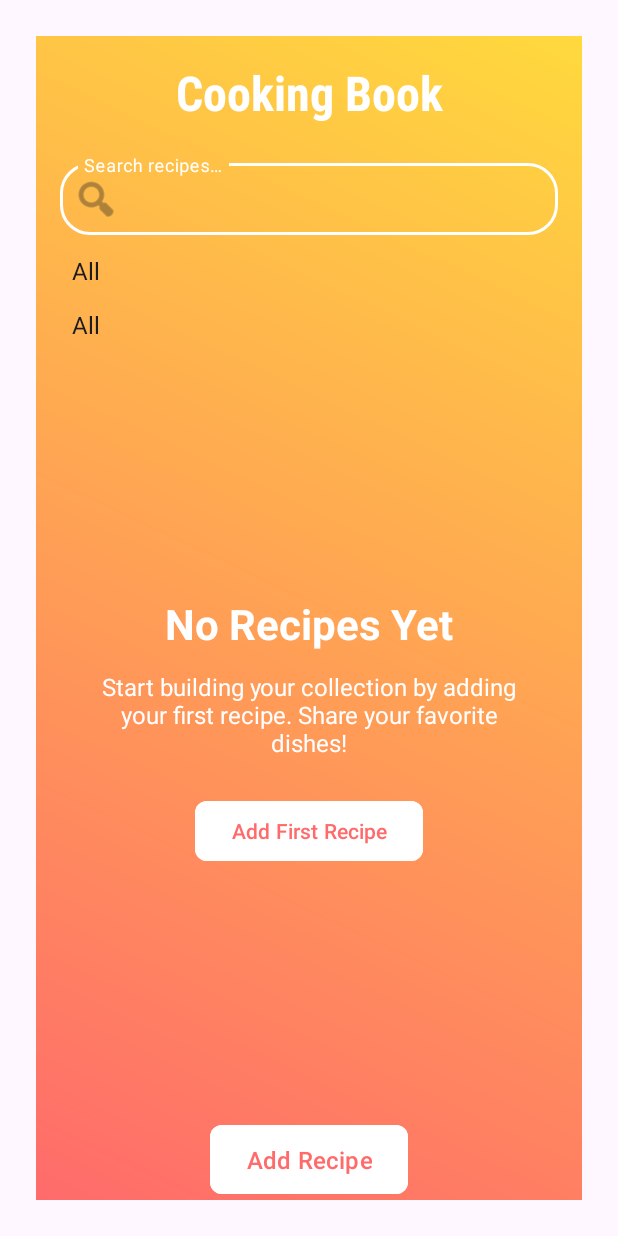
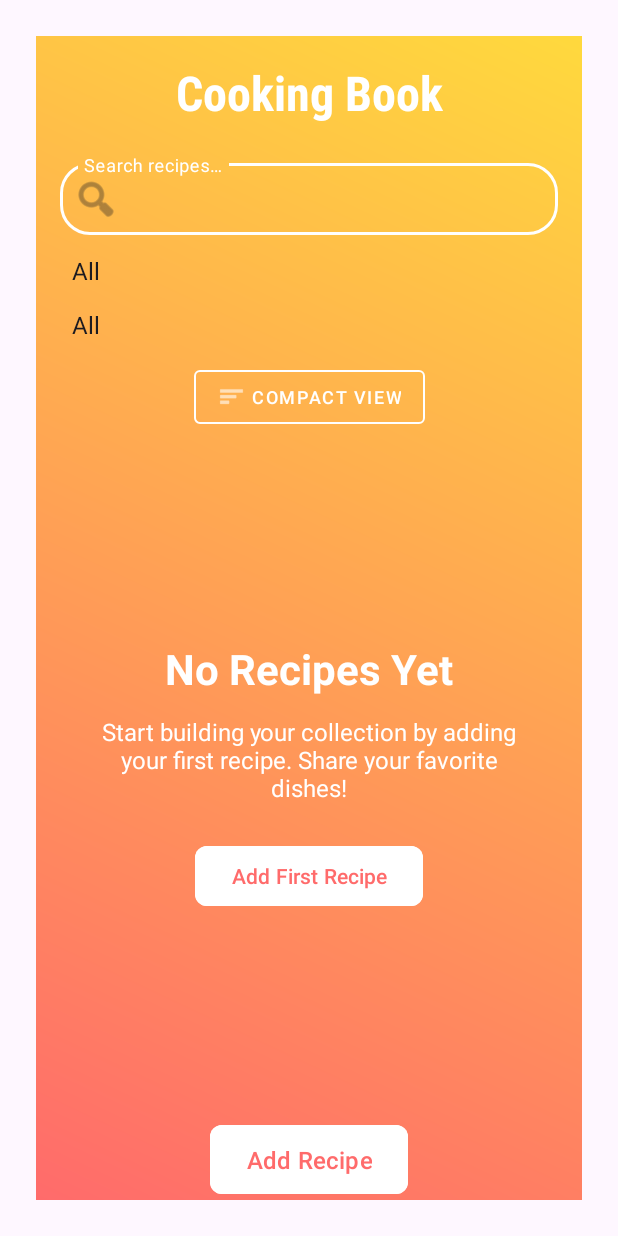
Before and after one commit to Pashinsky38/Cooking-Book, an Android app: the screen it shows after launch (MainActivity), on a phone screen of 412 x 824 dp. Run offline under Robolectric (Android 15) with nearby library versions, the phone set to English and light mode, and no system bars.

Commit message:
Add toggle display mode feature with compact view support in recipe list

```diff
--- a/app/src/main/java/com/example/cookingbook/MainActivity.java
+++ b/app/src/main/java/com/example/cookingbook/MainActivity.java
@@ -1,6 +1,7 @@
 package com.example.cookingbook;
 
 import android.content.Intent;
+import android.content.SharedPreferences;
 import android.os.Bundle;
 import android.text.Editable;
 import android.text.TextWatcher;
@@ -13,12 +14,17 @@ import android.widget.LinearLayout;
 import androidx.appcompat.app.AppCompatActivity;
 import androidx.recyclerview.widget.LinearLayoutManager;
 import com.example.cookingbook.databinding.ActivityMainBinding;
+import com.google.android.material.button.MaterialButton;
 
 public class MainActivity extends AppCompatActivity {
 
     private RecipeAdapter adapter;
     private ActivityMainBinding binding;
     private LinearLayout emptyStateLayout;
+    private MaterialButton toggleDisplayBtn;
+    private SharedPreferences prefs;
+    private static final String PREFS_NAME = "display_preferences";
+    private static final String KEY_COMPACT_MODE = "compact_mode";
 
     @Override
     protected void onCreate(Bundle savedInstanceState) {
@@ -27,6 +33,8 @@ public class MainActivity extends AppCompatActivity {
         setContentView(binding.getRoot());
 
         emptyStateLayout = findViewById(R.id.emptyStateLayout);
+        toggleDisplayBtn = findViewById(R.id.toggleDisplayBtn);
+        prefs = getSharedPreferences(PREFS_NAME, MODE_PRIVATE);
 
         RecipeManager.loadRecipes(this);
 
@@ -36,12 +44,19 @@ public class MainActivity extends AppCompatActivity {
         setupFocusAndCursorManagement();
         setupCategoryFilter();
         setupDietaryFilter();
+        setupToggleDisplayButton();
         updateEmptyState();
     }
 
     private void setupRecyclerView() {
         binding.recipeList.setLayoutManager(new LinearLayoutManager(this));
         adapter = new RecipeAdapter(this, RecipeManager.recipes);
+
+        // Load saved display mode preference
+        boolean compactMode = prefs.getBoolean(KEY_COMPACT_MODE, false);
+        adapter.setDisplayMode(compactMode);
+        updateToggleButtonText();
+
         binding.recipeList.setAdapter(adapter);
     }
 
@@ -49,6 +64,26 @@ public class MainActivity extends AppCompatActivity {
         binding.addBtn.setOnClickListener(v -> startActivity(new Intent(MainActivity.this, RecipeFormActivity.class)));
         emptyStateLayout.findViewById(R.id.emptyStateAddBtn).setOnClickListener(v ->
                 startActivity(new Intent(MainActivity.this, RecipeFormActivity.class)));
+    }
+
+    private void setupToggleDisplayButton() {
+        toggleDisplayBtn.setOnClickListener(v -> {
+            adapter.toggleDisplayMode();
+            updateToggleButtonText();
+
+            // Save preference
+            prefs.edit().putBoolean(KEY_COMPACT_MODE, adapter.isCompactMode()).apply();
+        });
+    }
+
+    private void updateToggleButtonText() {
+        if (adapter.isCompactMode()) {
+            toggleDisplayBtn.setText(R.string.full_view);
+            toggleDisplayBtn.setIconResource(android.R.drawable.ic_menu_view);
+        } else {
+            toggleDisplayBtn.setText(R.string.compact_view);
+            toggleDisplayBtn.setIconResource(android.R.drawable.ic_menu_sort_by_size);
+        }
     }
 
     private void setupSearch() {
--- a/app/src/main/res/layout/activity_main.xml
+++ b/app/src/main/res/layout/activity_main.xml
@@ -85,17 +85,35 @@
         app:layout_constraintStart_toStartOf="parent"
         app:layout_constraintEnd_toEndOf="parent" />
 
+    <com.google.android.material.button.MaterialButton
+        android:id="@+id/toggleDisplayBtn"
+        android:layout_width="wrap_content"
+        android:layout_height="wrap_content"
+        android:text="@string/compact_view"
+        android:textSize="12sp"
+        style="@style/Widget.MaterialComponents.Button.OutlinedButton"
+        app:strokeColor="@android:color/white"
+        android:textColor="@android:color/white"
+        app:icon="@android:drawable/ic_menu_sort_by_size"
+        app:iconTint="@android:color/white"
+        android:layout_marginTop="12dp"
+        android:layout_marginStart="16dp"
+        android:layout_marginEnd="16dp"
+        app:layout_constraintTop_toBottomOf="@+id/dietarySpinner"
+        app:layout_constraintStart_toStartOf="parent"
+        app:layout_constraintEnd_toEndOf="parent" />
+
     <androidx.recyclerview.widget.RecyclerView
         android:id="@+id/recipeList"
         android:layout_width="0dp"
         android:layout_height="0dp"
-        android:layout_marginTop="16dp"
+        android:layout_marginTop="12dp"
         android:layout_marginBottom="16dp"
         android:layout_marginStart="8dp"
         android:layout_marginEnd="8dp"
         android:clipToPadding="false"
         android:paddingBottom="8dp"
-        app:layout_constraintTop_toBottomOf="@+id/dietarySpinner"
+        app:layout_constraintTop_toBottomOf="@+id/toggleDisplayBtn"
         app:layout_constraintBottom_toTopOf="@+id/addBtn"
         app:layout_constraintStart_toStartOf="parent"
         app:layout_constraintEnd_toEndOf="parent" />
@@ -107,7 +125,7 @@
         android:orientation="vertical"
         android:gravity="center"
         android:visibility="gone"
-        app:layout_constraintTop_toBottomOf="@+id/dietarySpinner"
+        app:layout_constraintTop_toBottomOf="@+id/toggleDisplayBtn"
         app:layout_constraintBottom_toTopOf="@+id/addBtn"
         app:layout_constraintStart_toStartOf="parent"
         app:layout_constraintEnd_toEndOf="parent">
--- a/app/src/main/res/values/strings.xml
+++ b/app/src/main/res/values/strings.xml
@@ -9,6 +9,8 @@
     <string name="empty_state_title">No Recipes Yet</string>
     <string name="empty_state_message">Start building your collection by adding your first recipe. Share your favorite dishes!</string>
     <string name="add_first_recipe">Add First Recipe</string>
+    <string name="compact_view">Compact View</string>
+    <string name="full_view">Full View</string>
 
     <!-- Recipe Form Activity -->
     <string name="recipe_title_hint">Recipe Title</string>
```
Also changed, not shown: app/src/main/java/com/example/cookingbook/RecipeAdapter.java (+97 -9 lines), app/src/main/res/layout/recipe_item_compact.xml (added, +75 -0 lines).
